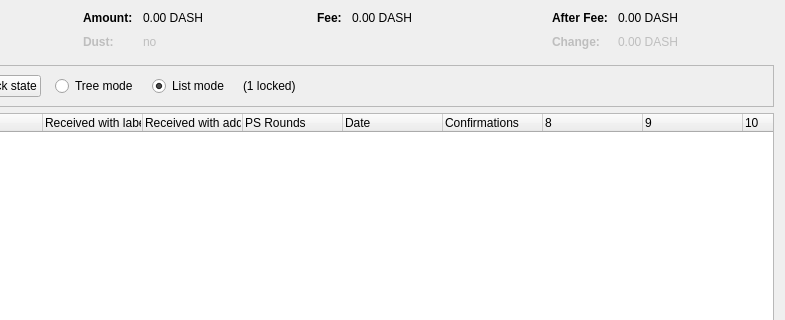
BitcoinFlash/BitcoinFlash, file src/qt/forms/coincontroldialog.ui: the form before one commit; both pictures show x 169 to 954 and y 0 to 320 of the 954 by 500 pixel window.
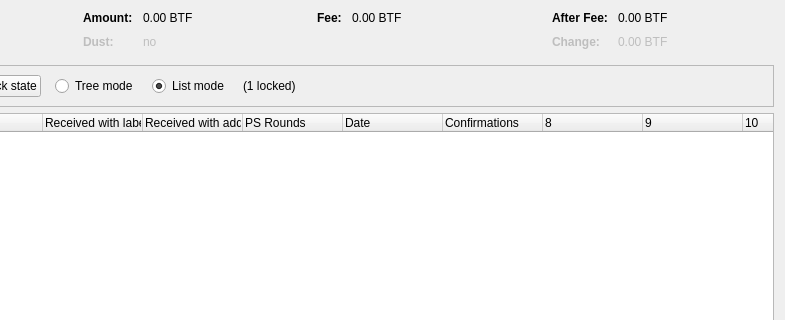
The form after the commit. Custom widgets are drawn as their Qt base class.

What changed in the file:
```diff
--- a/src/qt/forms/coincontroldialog.ui
+++ b/src/qt/forms/coincontroldialog.ui
@@ -132,7 +132,7 @@
           <enum>Qt::ActionsContextMenu</enum>
          </property>
          <property name="text">
-          <string notr="true">0.00 DASH</string>
+          <string notr="true">0.00 BTF</string>
          </property>
          <property name="textInteractionFlags">
           <set>Qt::LinksAccessibleByMouse|Qt::TextSelectableByKeyboard|Qt::TextSelectableByMouse</set>
@@ -212,7 +212,7 @@
           <enum>Qt::ActionsContextMenu</enum>
          </property>
          <property name="text">
-          <string notr="true">0.00 DASH</string>
+          <string notr="true">0.00 BTF</string>
          </property>
          <property name="textInteractionFlags">
           <set>Qt::LinksAccessibleByMouse|Qt::TextSelectableByKeyboard|Qt::TextSelectableByMouse</set>
@@ -257,7 +257,7 @@
           <enum>Qt::ActionsContextMenu</enum>
          </property>
          <property name="text">
-          <string notr="true">0.00 DASH</string>
+          <string notr="true">0.00 BTF</string>
          </property>
          <property name="textInteractionFlags">
           <set>Qt::LinksAccessibleByMouse|Qt::TextSelectableByKeyboard|Qt::TextSelectableByMouse</set>
@@ -292,7 +292,7 @@
           <enum>Qt::ActionsContextMenu</enum>
          </property>
          <property name="text">
-          <string notr="true">0.00 DASH</string>
+          <string notr="true">0.00 BTF</string>
          </property>
          <property name="textInteractionFlags">
           <set>Qt::LinksAccessibleByMouse|Qt::TextSelectableByKeyboard|Qt::TextSelectableByMouse</set>
```
